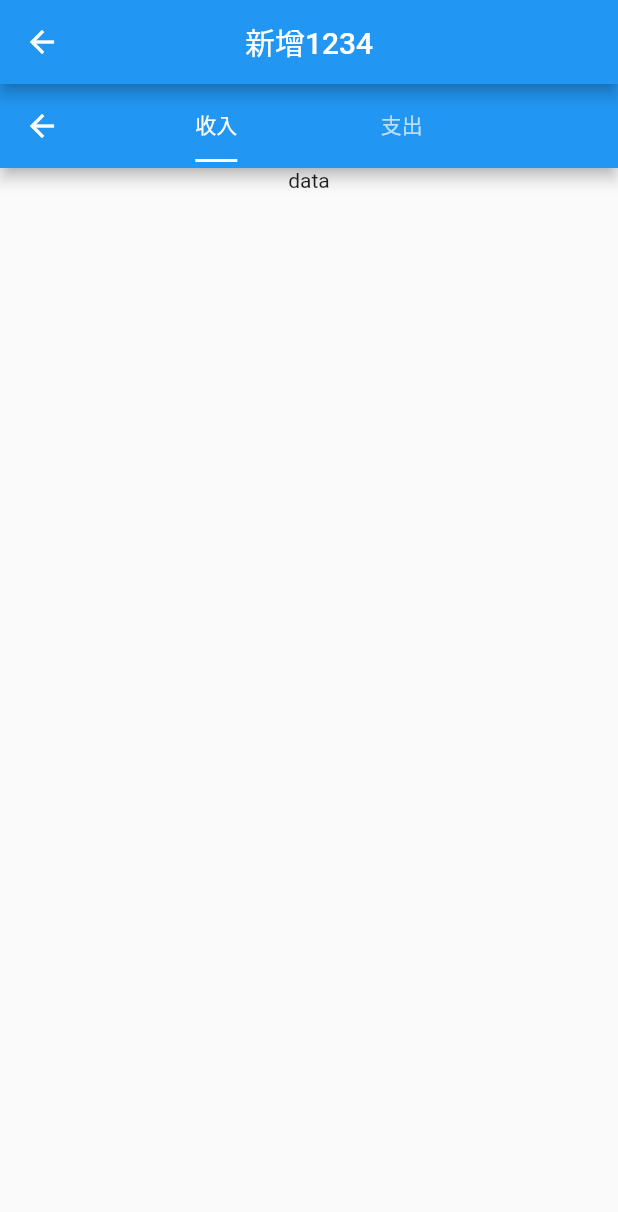
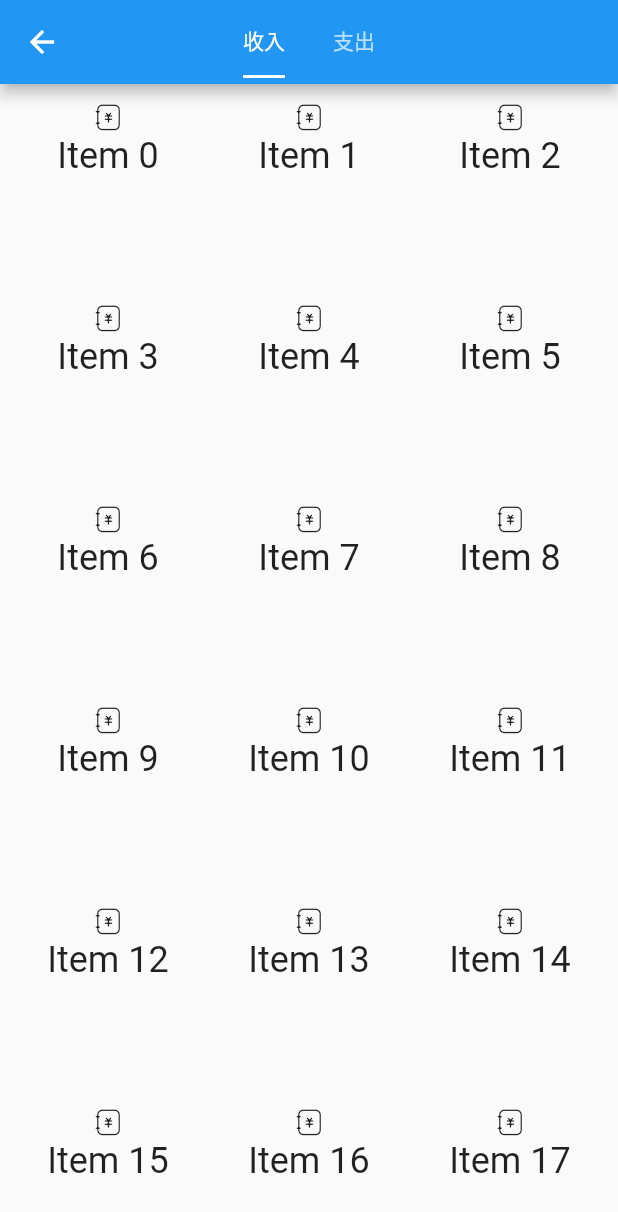
Before and after one commit to dong-lucky-ticket/flutter_getx, a Flutter app: the CreatePage screen opened directly, on a phone screen of 412 x 824 dp. Shown: the top 1212 px of the screen. Run offline on Flutter 3.47's test engine with Material 3 defaults, Android fonts, the phone set to English and light mode, and no system bars; our stand-ins replace dio; missing offline and left inert: tdesign_flutter; accounts and stored records are empty; network calls fail.

Commit message:
保存iconfont的字体文件

```diff
--- a/lib/app/modules/create/create_page.dart
+++ b/lib/app/modules/create/create_page.dart
@@ -1,5 +1,6 @@
 import 'package:flutter/material.dart';
 import 'package:flutter_getx/app/modules/home/widgets/custom_app_bar.dart';
+import 'package:flutter_getx/app/widgets/font_icon.dart';
 
 import '../statistics/statistics_page.dart';
 
@@ -10,8 +11,7 @@ class CreatePage extends StatefulWidget {
   State<CreatePage> createState() => _CreatePageState();
 }
 
-class _CreatePageState extends State<CreatePage> with TickerProviderStateMixin{
-
+class _CreatePageState extends State<CreatePage> with TickerProviderStateMixin {
   late TabController controller;
 
   @override
@@ -20,30 +20,52 @@ class _CreatePageState extends State<CreatePage> with TickerProviderStateMixin{
     super.initState();
   }
 
-
   @override
   Widget build(BuildContext context) {
     return Scaffold(
-      appBar: AppBar(
-
-        title: const Text('新增1234'),
-        centerTitle: true,
-
-      ),
-      body: Column(
+      appBar: CustomAppBar(
+          titleWidget: TabBar(
+        isScrollable: true,
+        // indicator: CustomTabIndicator(),
+        indicatorSize: TabBarIndicatorSize.label,
+        controller: controller,
+        tabs: const [
+          Tab(
+            text: '收入',
+          ),
+          Tab(
+            text: '支出',
+          )
+        ],
+      )),
+      body: TabBarView(
+        controller: controller,
         children: [
-          CustomAppBar(
-            titleWidget: TabBar(
-              // indicator: CustomTabIndicator(),
-              indicatorSize: TabBarIndicatorSize.label,
-              controller: controller,
-              tabs: const [
-                Tab(text: '收入',),
-                Tab(text: '支出',)
-              ],
-            )
+          GridView.builder(
+            padding: const EdgeInsets.all(10.0),
+            gridDelegate: const SliverGridDelegateWithFixedCrossAxisCount(
+              crossAxisCount: 3, // 每行的列数
+              crossAxisSpacing: 10, // 列与列之间的间隔
+              mainAxisSpacing: 10, // 行与行之间的间隔
+            ),
+            itemCount: 100,
+            itemBuilder: (context, index) {
+              return Center(
+                child: Column(
+                  children: [
+                    Icon(FontIcon.accounting),
+                    Text(
+                      'Item $index',
+                      style: Theme.of(context).textTheme.headline5,
+                    ),
+                  ],
+                ),
+              );
+            },
           ),
-          Text("data"),
+          Container(
+            color: Colors.blue,
+          ),
         ],
       ),
       // body: SizedBox(
@@ -84,7 +106,6 @@ class _CreatePageState extends State<CreatePage> with TickerProviderStateMixin{
     );
   }
 }
-
 
 // 自定义指示器
 class CustomTabIndicator extends Decoration {
--- /dev/null
+++ b/lib/app/widgets/font_icon.dart
@@ -0,0 +1,404 @@
+import 'package:flutter/material.dart';
+
+class FontIcon {
+  FontIcon._();
+
+  static const String _fontFamily = 'MyIconFont';
+
+  /// 保健品 0xe762
+  static const IconData healthProduct =
+      IconData(0xe762, fontFamily: _fontFamily);
+
+  /// 保险 0xe763
+  static const IconData insurance = IconData(0xe763, fontFamily: _fontFamily);
+
+  /// 报销 0xe764
+  static const IconData reimbursement =
+      IconData(0xe764, fontFamily: _fontFamily);
+
+  /// 编辑 0xe765
+  static const IconData edit = IconData(0xe765, fontFamily: _fontFamily);
+
+  /// 工资 0xe766
+  static const IconData salary = IconData(0xe766, fontFamily: _fontFamily);
+
+  /// 充值 0xe767
+  static const IconData recharge = IconData(0xe767, fontFamily: _fontFamily);
+
+  /// 房贷 0xe768
+  static const IconData mortgage = IconData(0xe768, fontFamily: _fontFamily);
+
+  /// 电影 0xe769
+  static const IconData movie = IconData(0xe769, fontFamily: _fontFamily);
+
+  /// 化妆 0xe76a
+  static const IconData makeup = IconData(0xe76a, fontFamily: _fontFamily);
+
+  /// 出租车 0xe76b
+  static const IconData taxi = IconData(0xe76b, fontFamily: _fontFamily);
+
+  /// 差旅 0xe76c
+  static const IconData travel = IconData(0xe76c, fontFamily: _fontFamily);
+
+  /// 公益 0xe76d
+  static const IconData publicWelfare =
+      IconData(0xe76d, fontFamily: _fontFamily);
+
+  /// 糕点 0xe76e
+  static const IconData pastry = IconData(0xe76e, fontFamily: _fontFamily);
+
+  /// 公交 0xe76f
+  static const IconData bus = IconData(0xe76f, fontFamily: _fontFamily);
+
+  /// 购物 0xe790
+  static const IconData shopping = IconData(0xe790, fontFamily: _fontFamily);
+
+  /// 记账 0xe771
+  static const IconData accounting = IconData(0xe771, fontFamily: _fontFamily);
+
+  /// 教材 0xe772
+  static const IconData textbook = IconData(0xe772, fontFamily: _fontFamily);
+
+  /// 宠物 0xe773
+  static const IconData pet = IconData(0xe773, fontFamily: _fontFamily);
+
+  /// 呼吸器 0xe774
+  static const IconData respirator = IconData(0xe774, fontFamily: _fontFamily);
+
+  /// 话费 0xe775
+  static const IconData phoneBill = IconData(0xe775, fontFamily: _fontFamily);
+
+  /// 机票 0xe776
+  static const IconData flightTicket =
+      IconData(0xe776, fontFamily: _fontFamily);
+
+  /// 就医 0xe777
+  static const IconData medicalTreatment =
+      IconData(0xe777, fontFamily: _fontFamily);
+
+  /// 兼职 0xe778
+  static const IconData partTimeJob = IconData(0xe778, fontFamily: _fontFamily);
+
+  /// 旅游 0xe779
+  static const IconData tourism = IconData(0xe779, fontFamily: _fontFamily);
+
+  /// 加油 0xe77a
+  static const IconData refueling = IconData(0xe77a, fontFamily: _fontFamily);
+
+  /// 礼物 0xe77b
+  static const IconData gift = IconData(0xe77b, fontFamily: _fontFamily);
+
+  /// 母婴 0xe77c
+  static const IconData maternalAndInfant =
+      IconData(0xe77c, fontFamily: _fontFamily);
+
+  /// 家具 0xe77d
+  static const IconData furniture = IconData(0xe77d, fontFamily: _fontFamily);
+
+  /// 礼金 0xe77e
+  static const IconData giftMoney = IconData(0xe77e, fontFamily: _fontFamily);
+
+  /// 火车 0xe77f
+  static const IconData train = IconData(0xe77f, fontFamily: _fontFamily);
+
+  /// 理财 0xe790
+  static const IconData financialManagement =
+      IconData(0xe790, fontFamily: _fontFamily);
+
+  /// 酒 0xe781
+  static const IconData wine = IconData(0xe781, fontFamily: _fontFamily);
+
+  /// 家电 0xe782
+  static const IconData householdAppliances =
+      IconData(0xe782, fontFamily: _fontFamily);
+
+  /// 生活 0xe783
+  static const IconData life = IconData(0xe783, fontFamily: _fontFamily);
+
+  /// 培训费 0xe784
+  static const IconData trainingFee = IconData(0xe784, fontFamily: _fontFamily);
+
+  /// 设置 0xe785
+  static const IconData settings = IconData(0xe785, fontFamily: _fontFamily);
+
+  /// 买菜 0xe786
+  static const IconData groceryShopping =
+      IconData(0xe786, fontFamily: _fontFamily);
+
+  /// 美发 0xe787
+  static const IconData hairdressing =
+      IconData(0xe787, fontFamily: _fontFamily);
+
+  /// 水电 0xe788
+  static const IconData utilities = IconData(0xe788, fontFamily: _fontFamily);
+
+  /// 零食 0xe789
+  static const IconData snacks = IconData(0xe789, fontFamily: _fontFamily);
+
+  /// 数码 0xe78a
+  static const IconData digital = IconData(0xe78a, fontFamily: _fontFamily);
+
+  /// 其他 0xe78b
+  static const IconData other = IconData(0xe78b, fontFamily: _fontFamily);
+
+  /// 明细 0xe78c
+  static const IconData details = IconData(0xe78c, fontFamily: _fontFamily);
+
+  /// 信用卡 0xe78d
+  static const IconData creditCard = IconData(0xe78d, fontFamily: _fontFamily);
+
+  /// 演唱会 0xe78e
+  static const IconData concert = IconData(0xe78e, fontFamily: _fontFamily);
+
+  /// 学费 0xe78f
+  static const IconData tuition = IconData(0xe78f, fontFamily: _fontFamily);
+
+  /// 推拿保健 0xe790
+  static const IconData massageHealthcare =
+      IconData(0xe790, fontFamily: _fontFamily);
+
+  /// 用餐 0xe791
+  static const IconData dining = IconData(0xe791, fontFamily: _fontFamily);
+
+  /// 饮品 0xe792
+  static const IconData drinks = IconData(0xe792, fontFamily: _fontFamily);
+
+  /// 早餐 0xe793
+  static const IconData breakfast = IconData(0xe793, fontFamily: _fontFamily);
+
+  /// 衣服 0xe794
+  static const IconData clothes = IconData(0xe794, fontFamily: _fontFamily);
+
+  /// 统计 0xe795
+  static const IconData statistics = IconData(0xe795, fontFamily: _fontFamily);
+
+  /// 转账 0xe796
+  static const IconData transfer = IconData(0xe796, fontFamily: _fontFamily);
+
+  /// 水果 0xe797
+  static const IconData fruits = IconData(0xe797, fontFamily: _fontFamily);
+
+  /// 鲜花 0xe798
+  static const IconData flowers = IconData(0xe798, fontFamily: _fontFamily);
+
+  /// 文具 0xe799
+  static const IconData stationery = IconData(0xe799, fontFamily: _fontFamily);
+
+  /// 装修 0xe79a
+  static const IconData decoration = IconData(0xe79a, fontFamily: _fontFamily);
+
+  /// 体检 0xe79b
+  static const IconData physicalExamination =
+      IconData(0xe79b, fontFamily: _fontFamily);
+
+  /// 停车费 0xe79c
+  static const IconData parkingFee = IconData(0xe79c, fontFamily: _fontFamily);
+
+  /// 游戏 0xe79d
+  static const IconData game = IconData(0xe79d, fontFamily: _fontFamily);
+
+  /// 运动 0xe79e
+  static const IconData sports = IconData(0xe79e, fontFamily: _fontFamily);
+
+  /// 宵夜 0xe79f
+  static const IconData midnightSnack =
+      IconData(0xe79f, fontFamily: _fontFamily);
+
+  /// 药 0xe7a0
+  static const IconData medicine = IconData(0xe7a0, fontFamily: _fontFamily);
+}
+
+// 提取的变量名枚举
+/// 图标名称枚举
+///
+/// 这个枚举定义了所有的图标名称，你可以根据需要在其他地方使用这些枚举值。
+enum IconNames {
+  /// 保健品
+  healthProduct,
+
+  /// 保险
+  insurance,
+
+  /// 报销
+  reimbursement,
+
+  /// 编辑
+  edit,
+
+  /// 工资
+  salary,
+
+  /// 充值
+  recharge,
+
+  /// 房贷
+  mortgage,
+
+  /// 电影
+  movie,
+
+  /// 化妆
+  makeup,
+
+  /// 出租车
+  taxi,
+
+  /// 差旅
+  travel,
+
+  /// 公益
+  publicWelfare,
+
+  /// 糕点
+  pastry,
+
+  /// 公交
+  bus,
+
+  /// 购物
+  shopping,
+
+  /// 记账
+  accounting,
+
+  /// 教材
+  textbook,
+
+  /// 宠物
+  pet,
+
+  /// 呼吸器
+  respirator,
+
+  /// 话费
+  phoneBill,
+
+  /// 机票
+  flightTicket,
+
+  /// 就医
+  medicalTreatment,
+
+  /// 兼职
+  partTimeJob,
+
+  /// 旅游
+  tourism,
+
+  /// 加油
+  refueling,
+
+  /// 礼物
+  gift,
+
+  /// 母婴
+  maternalAndInfant,
+
+  /// 家具
+  furniture,
+
+  /// 礼金
+  giftMoney,
+
+  /// 火车
+  train,
+
+  /// 理财
+  financialManagement,
+
+  /// 酒
+  wine,
+
+  /// 家电
+  householdAppliances,
+
+  /// 生活
+  life,
+
+  /// 培训费
+  trainingFee,
+
+  /// 设置
+  settings,
+
+  /// 买菜
+  groceryShopping,
+
+  /// 美发
+  hairdressing,
+
+  /// 水电
+  utilities,
+
+  /// 零食
+  snacks,
+
+  /// 数码
+  digital,
+
+  /// 其他
+  other,
+
+  /// 明细
+  details,
+
+  /// 信用卡
+  creditCard,
+
+  /// 演唱会
+  concert,
+
+  /// 学费
+  tuition,
+
+  /// 推拿保健
+  massageHealthcare,
+
+  /// 用餐
+  dining,
+
+  /// 饮品
+  drinks,
+
+  /// 早餐
+  breakfast,
+
+  /// 衣服
+  clothes,
+
+  /// 统计
+  statistics,
+
+  /// 转账
+  transfer,
+
+  /// 水果
+  fruits,
+
+  /// 鲜花
+  flowers,
+
+  /// 文具
+  stationery,
+
+  /// 装修
+  decoration,
+
+  /// 体检
+  physicalExamination,
+
+  /// 停车费
+  parkingFee,
+
+  /// 游戏
+  game,
+
+  /// 运动
+  sports,
+
+  /// 宵夜
+  midnightSnack,
+
+  /// 药
+  medicine,
+}
--- a/pubspec.yaml
+++ b/pubspec.yaml
@@ -44,3 +44,8 @@ flutter:
     - assets/images/controller_counter.png
     - assets/images/page_counter.png
     - assets/images/avatar_girl.png
+
+  fonts:
+    - family: MyIconFont
+      fonts:
+        - asset: assets/fonts/iconfont.ttf
```
Also changed, not shown: assets/fonts/iconfont.ttf (added).
